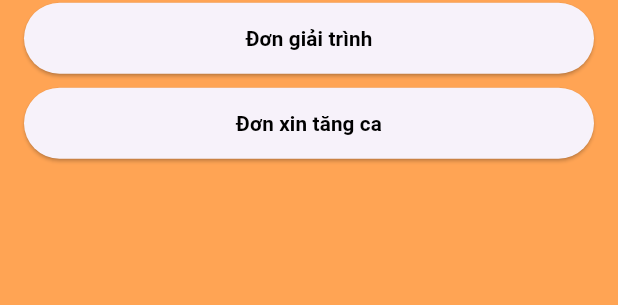
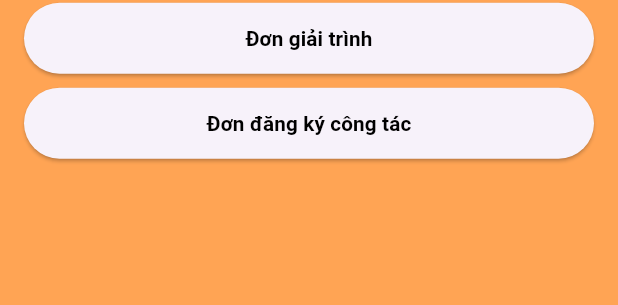
Before and after one commit to minhthongnt2610/TT_Nhom3, a Flutter app: the BottomSheetWidget widget shown alone on an empty page, opened directly, on a phone screen of 412 x 824 dp. Shown: the part 199-504 px from the top of the screen. Run offline on Flutter 3.47's test engine with Material 3 defaults, Android fonts, the phone set to English and light mode, and no system bars; our stand-ins replace flutter_map, geocoding, google_fonts, latlong2, location; missing offline and left inert: flutter_map_location_marker; Roboto replaces fonts that are missing (balooPaaji).

Commit message:
tạo màn hình cho đơn xin nghỉ phép, đơn giải trình, đơn đăng ký công tác.

```diff
--- a/TimeTrack/lib/my_app.dart
+++ b/TimeTrack/lib/my_app.dart
@@ -1,8 +1,8 @@
 import 'package:flutter/material.dart';
 import 'package:timetrack/screens/common_screens/forgot_password_screen.dart';
 import 'package:timetrack/screens/common_screens/login_screen.dart';
-import 'package:timetrack/screens/employee_screens/check_in_screen.dart';
-import 'package:timetrack/screens/employee_screens/info_employee.dart';
+import 'package:timetrack/screens/employee_screens/checkin_out_screen/check_in_screen.dart';
+import 'package:timetrack/screens/employee_screens/info_screen/info_employee.dart';
 import 'package:timetrack/screens/common_screens/widgets/open_street_map.dart';
 class MyApp extends StatelessWidget {
   const MyApp({super.key});
--- a/TimeTrack/lib/screens/common_screens/login_screen.dart
+++ b/TimeTrack/lib/screens/common_screens/login_screen.dart
@@ -2,7 +2,7 @@ import 'package:flutter/material.dart';
 import 'package:timetrack/contains/app_colors.dart';
 import 'package:timetrack/screens/common_screens/forgot_password_screen.dart';
 import 'package:timetrack/screens/common_screens/widgets/field_widget.dart';
-import 'package:timetrack/screens/employee_screens/check_in_screen.dart';
+import 'package:timetrack/screens/employee_screens/checkin_out_screen/check_in_screen.dart';
 
 class LoginScreen extends StatelessWidget {
   LoginScreen({super.key});
--- a/TimeTrack/lib/screens/employee_screens/check_in_screen.dart
+++ b/TimeTrack/lib/screens/employee_screens/checkin_out_screen/check_in_screen.dart
@@ -8,8 +8,8 @@ import 'package:timetrack/screens/employee_screens/widgets/check_button.dart';
 import 'package:timetrack/screens/employee_screens/widgets/clock_widget.dart';
 import 'package:timetrack/screens/employee_screens/widgets/event_button.dart';
 
-import '../../contains/app_colors.dart';
-import 'dialogs/check_in_success_dialog.dart';
+import '../../../contains/app_colors.dart';
+import '../dialogs/check_in_success_dialog.dart';
 
 class CheckInScreen extends StatefulWidget {
   const CheckInScreen({super.key});
--- a/TimeTrack/lib/screens/employee_screens/info_employee.dart
+++ b/TimeTrack/lib/screens/employee_screens/info_screen/info_employee.dart
@@ -3,7 +3,7 @@ import 'package:google_fonts/google_fonts.dart';
 import 'package:timetrack/contains/app_colors.dart';
 import 'package:timetrack/screens/employee_screens/dialogs/check_in_success_dialog.dart';
 
-import '../common_screens/widgets/build_info_field.dart';
+import '../../common_screens/widgets/build_info_field.dart';
 
 class InfoEmployee extends StatelessWidget {
   const InfoEmployee({super.key});
--- a/TimeTrack/lib/screens/employee_screens/widgets/app_bar_widget.dart
+++ b/TimeTrack/lib/screens/employee_screens/widgets/app_bar_widget.dart
@@ -1,7 +1,7 @@
 import 'package:flutter/material.dart';
 import 'package:google_fonts/google_fonts.dart';
 import '../../../contains/app_colors.dart';
-import '../info_employee.dart';
+import '../info_screen/info_employee.dart';
 
 class AppBarWidget extends StatelessWidget implements PreferredSizeWidget {
   const AppBarWidget({super.key, required this.isCheck});
--- a/TimeTrack/lib/screens/employee_screens/widgets/bottom_sheet_widget.dart
+++ b/TimeTrack/lib/screens/employee_screens/widgets/bottom_sheet_widget.dart
@@ -88,13 +88,13 @@ class BottomSheetWidget extends StatelessWidget {
 
                 ElevatedButton(
                   onPressed: () {
-                    debugPrint('Đơn xin tăng ca');
+                    debugPrint('Đơn đăng ký công tác');
                   },
                   style: ElevatedButton.styleFrom(
                     minimumSize: Size(double.infinity, 55 * height / 956),
                   ),
                   child: Text(
-                    'Đơn xin tăng ca',
+                    'Đơn đăng ký công tác',
                     style: TextStyle(
                       fontSize: 16 * height / 956,
                       fontFamily: 'balooPaaji',
```
Also changed, not shown: TimeTrack/lib/screens/employee_screens/document_management_screen/explanation_screen.dart (added), TimeTrack/lib/screens/employee_screens/document_management_screen/job_application_screen.dart (added), TimeTrack/lib/screens/employee_screens/document_management_screen/leave_application_screen.dart (added).
